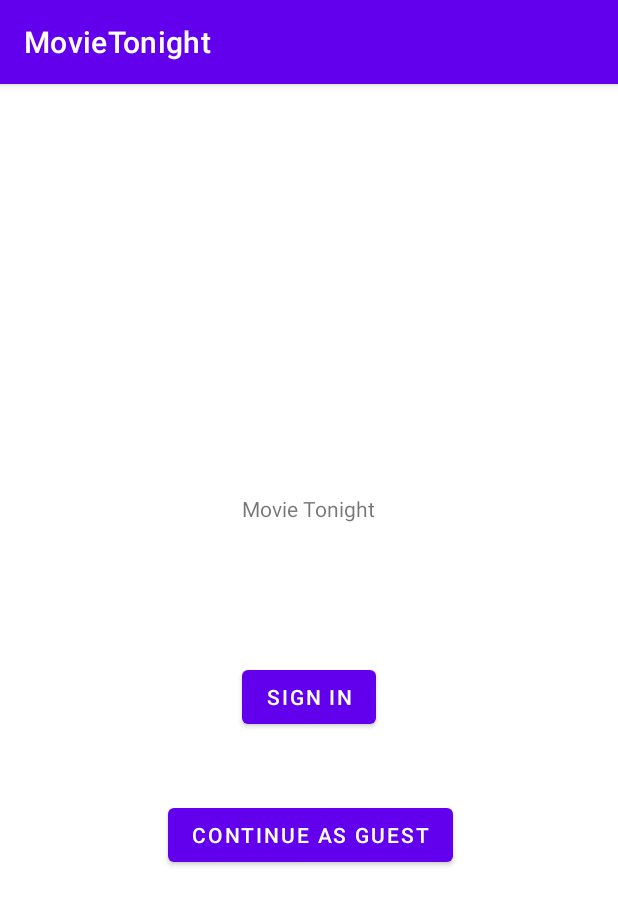
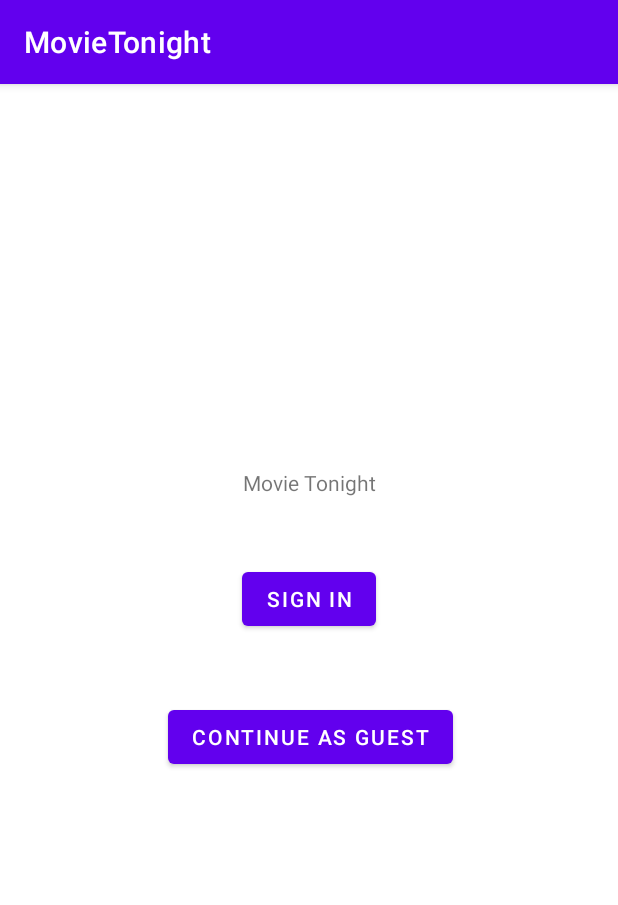
Before and after one commit to dieu-vu/movie2night, an Android app: the screen it shows after launch (MainActivity), on a phone screen of 412 x 824 dp. Shown: the top 905 px of the screen. Run offline under Robolectric (Android 15) with nearby library versions, the phone set to English and light mode, and no system bars.

Commit message:
Create UI for Login activity

```diff
--- a/app/src/main/AndroidManifest.xml
+++ b/app/src/main/AndroidManifest.xml
@@ -9,6 +9,7 @@
         android:roundIcon="@mipmap/ic_launcher_round"
         android:supportsRtl="true"
         android:theme="@style/Theme.MovieTonight">
+        <activity android:name=".LoginActivity"></activity>
         <activity android:name=".MainActivity">
             <intent-filter>
                 <action android:name="android.intent.action.MAIN" />
--- a/app/src/main/java/fi/mobiles13/movietonight/MainActivity.java
+++ b/app/src/main/java/fi/mobiles13/movietonight/MainActivity.java
@@ -2,7 +2,10 @@ package fi.mobiles13.movietonight;
 
 import androidx.appcompat.app.AppCompatActivity;
 
+import android.content.Intent;
 import android.os.Bundle;
+import android.view.View;
+import android.widget.Button;
 
 public class MainActivity extends AppCompatActivity {
 
@@ -10,5 +13,19 @@ public class MainActivity extends AppCompatActivity {
     protected void onCreate(Bundle savedInstanceState) {
         super.onCreate(savedInstanceState);
         setContentView(R.layout.activity_main);
+
+        Button btnSignIn = findViewById(R.id.btnSignIn);
+
+        btnSignIn.setOnClickListener(new View.OnClickListener() {
+            @Override
+            public void onClick(View v) {
+                Intent intent = new Intent(MainActivity.this, LoginActivity.class);
+                startActivity(intent);
+            }
+        });
+
+
+
+
     }
 }
--- a/app/src/main/res/layout/activity_main.xml
+++ b/app/src/main/res/layout/activity_main.xml
@@ -7,28 +7,26 @@
     tools:context=".MainActivity">
 
     <TextView
-        android:id="@+id/txtTitle"
+        android:id="@+id/tvTitle"
         android:layout_width="wrap_content"
         android:layout_height="wrap_content"
+        android:layout_marginTop="256dp"
         android:text="@string/title"
-        app:layout_constraintBottom_toBottomOf="parent"
         app:layout_constraintEnd_toEndOf="parent"
-        app:layout_constraintHorizontal_bias="0.498"
         app:layout_constraintLeft_toLeftOf="parent"
         app:layout_constraintRight_toRightOf="parent"
         app:layout_constraintStart_toStartOf="parent"
-        app:layout_constraintTop_toTopOf="parent"
-        app:layout_constraintVertical_bias="0.365" />
+        app:layout_constraintTop_toTopOf="parent" />
 
     <Button
         android:id="@+id/btnSignIn"
         android:layout_width="wrap_content"
         android:layout_height="wrap_content"
-        android:layout_marginTop="92dp"
+        android:layout_marginTop="44dp"
         android:text="@string/sign_in"
         app:layout_constraintEnd_toEndOf="parent"
         app:layout_constraintStart_toStartOf="parent"
-        app:layout_constraintTop_toBottomOf="@+id/txtTitle" />
+        app:layout_constraintTop_toBottomOf="@+id/tvTitle" />
 
     <Button
         android:id="@+id/btnGuest"
--- a/app/src/main/res/values/strings.xml
+++ b/app/src/main/res/values/strings.xml
@@ -3,4 +3,9 @@
     <string name="title">Movie Tonight</string>
     <string name="sign_in">Sign in</string>
     <string name="guest">Continue as guest</string>
+    <string name="hint_username">Enter username</string>
+    <string name="hint_password">Enter password</string>
+    <string name="suggest">Sign up so you can save your favorite list</string>
+    <string name="user_sign_in">Sign in</string>
+    <string name="sing_up">Sign up</string>
 </resources>
```
